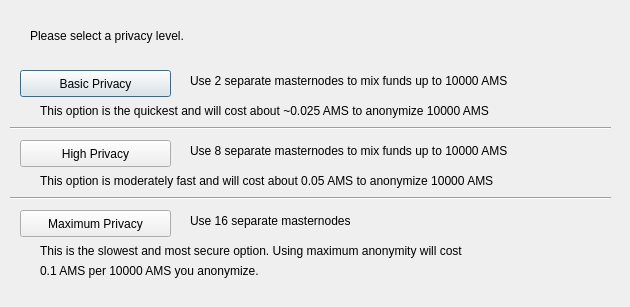
Old version of the form src/qt/forms/obfuscationconfig.ui in the repository webworker01/Ellerium.
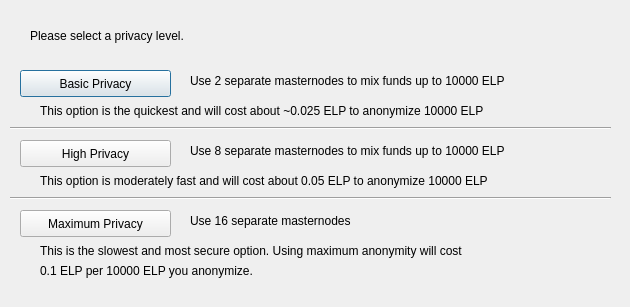
New version of the form.

Patch:
```diff
--- a/src/qt/forms/obfuscationconfig.ui
+++ b/src/qt/forms/obfuscationconfig.ui
@@ -75,7 +75,7 @@
     </rect>
    </property>
    <property name="text">
-    <string>Use 2 separate masternodes to mix funds up to 10000 AMS</string>
+    <string>Use 2 separate masternodes to mix funds up to 10000 ELP</string>
    </property>
   </widget>
   <widget class="QLabel" name="label_3">
@@ -88,7 +88,7 @@
     </rect>
    </property>
    <property name="text">
-    <string>Use 8 separate masternodes to mix funds up to 10000 AMS</string>
+    <string>Use 8 separate masternodes to mix funds up to 10000 ELP</string>
    </property>
   </widget>
   <widget class="QLabel" name="label_4">
@@ -114,7 +114,7 @@
     </rect>
    </property>
    <property name="text">
-    <string>This option is the quickest and will cost about ~0.025 AMS to anonymize 10000 AMS</string>
+    <string>This option is the quickest and will cost about ~0.025 ELP to anonymize 10000 ELP</string>
    </property>
   </widget>
   <widget class="QLabel" name="label_7">
@@ -127,7 +127,7 @@
     </rect>
    </property>
    <property name="text">
-    <string>This option is moderately fast and will cost about 0.05 AMS to anonymize 10000 AMS</string>
+    <string>This option is moderately fast and will cost about 0.05 ELP to anonymize 10000 ELP</string>
    </property>
   </widget>
   <widget class="QLabel" name="label_8">
@@ -153,7 +153,7 @@
     </rect>
    </property>
    <property name="text">
-    <string>0.1 AMS per 10000 AMS you anonymize.</string>
+    <string>0.1 ELP per 10000 ELP you anonymize.</string>
    </property>
   </widget>
   <widget class="Line" name="line">
```
